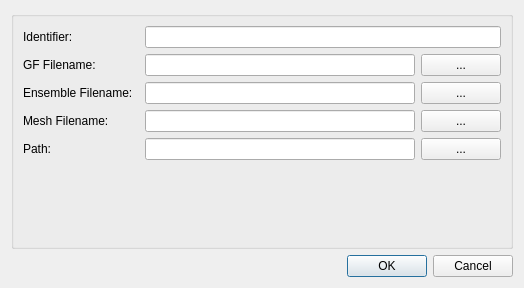
Above: mapclientplugins/fieldworkmodelserialiserstep/qt/configuredialog.ui from mapclient-plugins/fieldworkmodelserialiserstep before the change. Below: the same form after it.
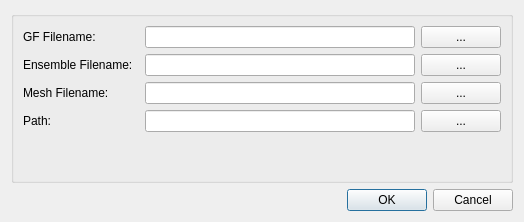
That is the form after the change.

Commit message:
Removed "identifier" attribute from configuration.
Identifiers are now automatically generated by the MAP Client.

Diff of the .ui file:
```diff
--- a/mapclientplugins/fieldworkmodelserialiserstep/qt/configuredialog.ui
+++ b/mapclientplugins/fieldworkmodelserialiserstep/qt/configuredialog.ui
@@ -7,7 +7,7 @@
     <x>0</x>
     <y>0</y>
     <width>524</width>
-    <height>288</height>
+    <height>222</height>
    </rect>
   </property>
   <property name="windowTitle">
@@ -21,44 +21,13 @@
      </property>
      <layout class="QFormLayout" name="formLayout">
       <item row="0" column="0">
-       <widget class="QLabel" name="label0">
-        <property name="text">
-         <string>Identifier:  </string>
-        </property>
-       </widget>
-      </item>
-      <item row="0" column="1">
-       <widget class="QLineEdit" name="idLineEdit"/>
-      </item>
-      <item row="1" column="0">
        <widget class="QLabel" name="label1">
         <property name="text">
          <string>GF Filename:  </string>
         </property>
        </widget>
       </item>
-      <item row="2" column="0">
-       <widget class="QLabel" name="label2">
-        <property name="text">
-         <string>Ensemble Filename:  </string>
-        </property>
-       </widget>
-      </item>
-      <item row="3" column="0">
-       <widget class="QLabel" name="label3">
-        <property name="text">
-         <string>Mesh Filename:  </string>
-        </property>
-       </widget>
-      </item>
-      <item row="4" column="0">
-       <widget class="QLabel" name="label4">
-        <property name="text">
-         <string>Path:  </string>
-        </property>
-       </widget>
-      </item>
-      <item row="1" column="1">
+      <item row="0" column="1">
        <layout class="QHBoxLayout" name="horizontalLayout">
         <item>
          <widget class="QLineEdit" name="gfLocLineEdit"/>
@@ -72,7 +41,14 @@
         </item>
        </layout>
       </item>
-      <item row="2" column="1">
+      <item row="1" column="0">
+       <widget class="QLabel" name="label2">
+        <property name="text">
+         <string>Ensemble Filename:  </string>
+        </property>
+       </widget>
+      </item>
+      <item row="1" column="1">
        <layout class="QHBoxLayout" name="horizontalLayout_2">
         <item>
          <widget class="QLineEdit" name="ensLocLineEdit"/>
@@ -86,7 +62,14 @@
         </item>
        </layout>
       </item>
-      <item row="3" column="1">
+      <item row="2" column="0">
+       <widget class="QLabel" name="label3">
+        <property name="text">
+         <string>Mesh Filename:  </string>
+        </property>
+       </widget>
+      </item>
+      <item row="2" column="1">
        <layout class="QHBoxLayout" name="horizontalLayout_3">
         <item>
          <widget class="QLineEdit" name="meshLocLineEdit"/>
@@ -100,7 +83,14 @@
         </item>
        </layout>
       </item>
-      <item row="4" column="1">
+      <item row="3" column="0">
+       <widget class="QLabel" name="label4">
+        <property name="text">
+         <string>Path:  </string>
+        </property>
+       </widget>
+      </item>
+      <item row="3" column="1">
        <layout class="QHBoxLayout" name="horizontalLayout_4">
         <item>
          <widget class="QLineEdit" name="pathLocLineEdit"/>
```
Left out of the diff: 1 changed line with no effect on the pictures. The commit also changes 3 other files.
